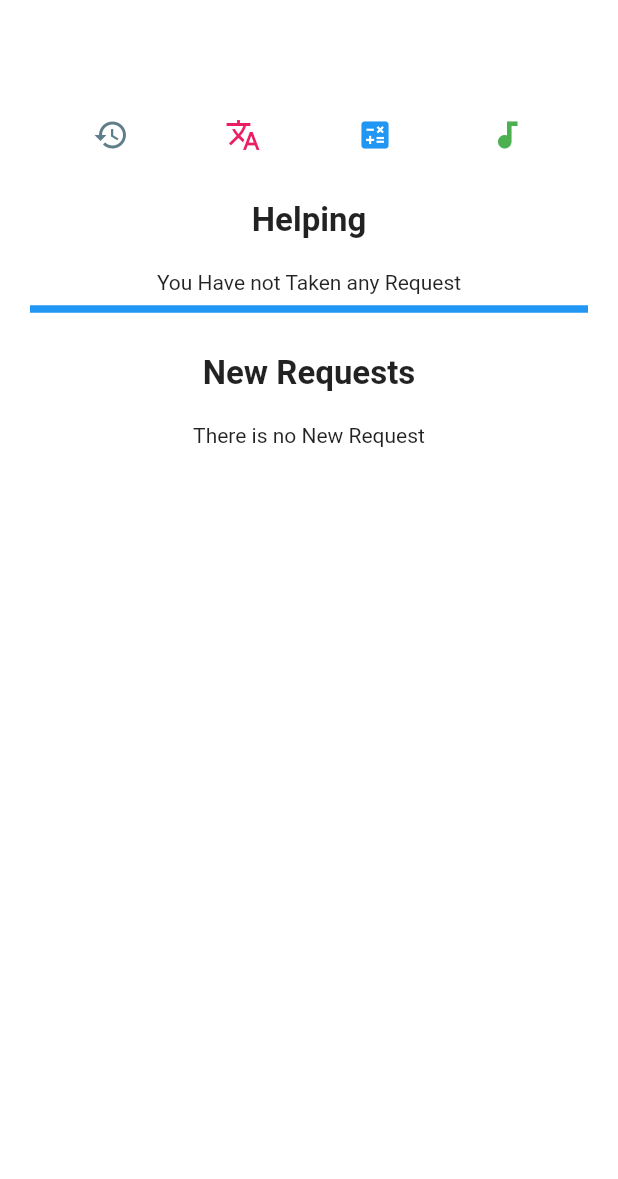
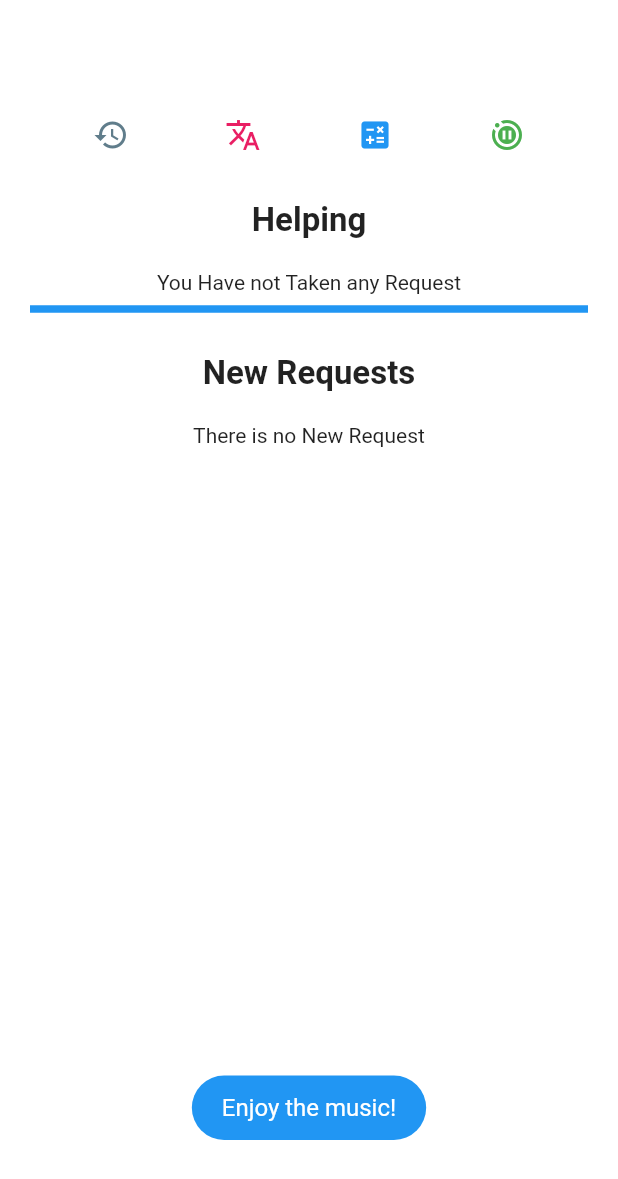
Before and after one commit to flybaflyba/Request-Handling-TA, a Flutter app: the TutorRequestsPage screen opened by its route, after a tap on the "audiotrack" icon, on a phone screen of 412 x 824 dp. Shown: the top 1179 px of the screen. Run offline on Flutter 3.47's test engine with Material 2 defaults, Android fonts, the phone set to English and light mode, and no system bars; our stand-ins replace awesome_dialog, bottom_navy_bar, cloud_firestore, dropdown_search, email_validator, firebase_auth and 9 more; missing offline and left inert: flutter_picker, flutter_simple_calculator, flutter_webview_plugin, nice_button; accounts and stored records are empty.

Commit message:
Fix music icon does not update on web bug

```diff
--- a/lib/SendRequestPage.dart
+++ b/lib/SendRequestPage.dart
@@ -294,8 +294,6 @@ class _SendRequestPageState extends State<SendRequestPage> {
 
                   ),
 
-
-
                   // Padding(
                   //     padding: const EdgeInsets.all(5.0),
                   //     child:
--- a/lib/TutorRequestsPage.dart
+++ b/lib/TutorRequestsPage.dart
@@ -328,13 +328,17 @@ class _TutorRequestsPageState extends State<TutorRequestsPage> with SingleTicker
 
                   if (isMusicOn) {
                     await musicPlayer.pause();
-                    isMusicOn = false;
+                    setState(() {
+                      isMusicOn = false;
+                    });
                   } else {
+                    UniversalMethods.showToast("Enjoy the music!", UniversalValues.toastMessageTypeGood);
                     musicPlayer.play();
-                    isMusicOn = true;
+                    setState(() {
+                      isMusicOn = true;
+                    });
+
                   }
-
-
 
                 },
                 child: Icon(isMusicOn ? Icons.motion_photos_pause : Icons.audiotrack, color: Colors.green,),
--- a/lib/UniversalMethods.dart
+++ b/lib/UniversalMethods.dart
@@ -17,8 +17,10 @@ class UniversalMethods {
         msg: msg,
         toastLength: Toast.LENGTH_SHORT,
         gravity: ToastGravity.BOTTOM,
-        timeInSecForIosWeb: 1,
+        timeInSecForIosWeb: 2,
         backgroundColor: toastMessageType,
+        webBgColor: toastMessageType == UniversalValues.toastMessageTypeWarning ? "linear-gradient(to right, #cc00ff, #ff0000)" : "	linear-gradient(to right, #00b09b, #96c93d)",
+        webPosition: "center",
         textColor: Colors.white,
         fontSize: 16.0
     );
```
